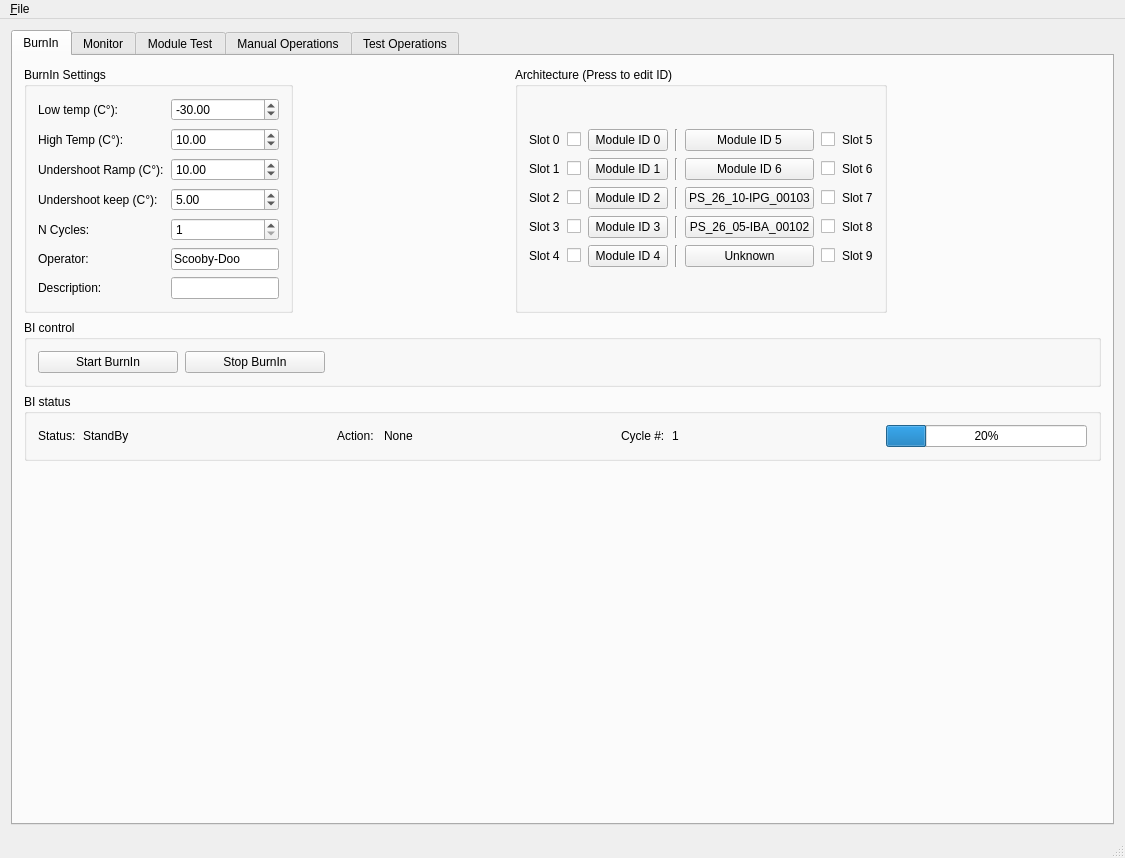
Old version of the form GUI.ui in the repository pisaoutertracker/BurnIn_Controller.
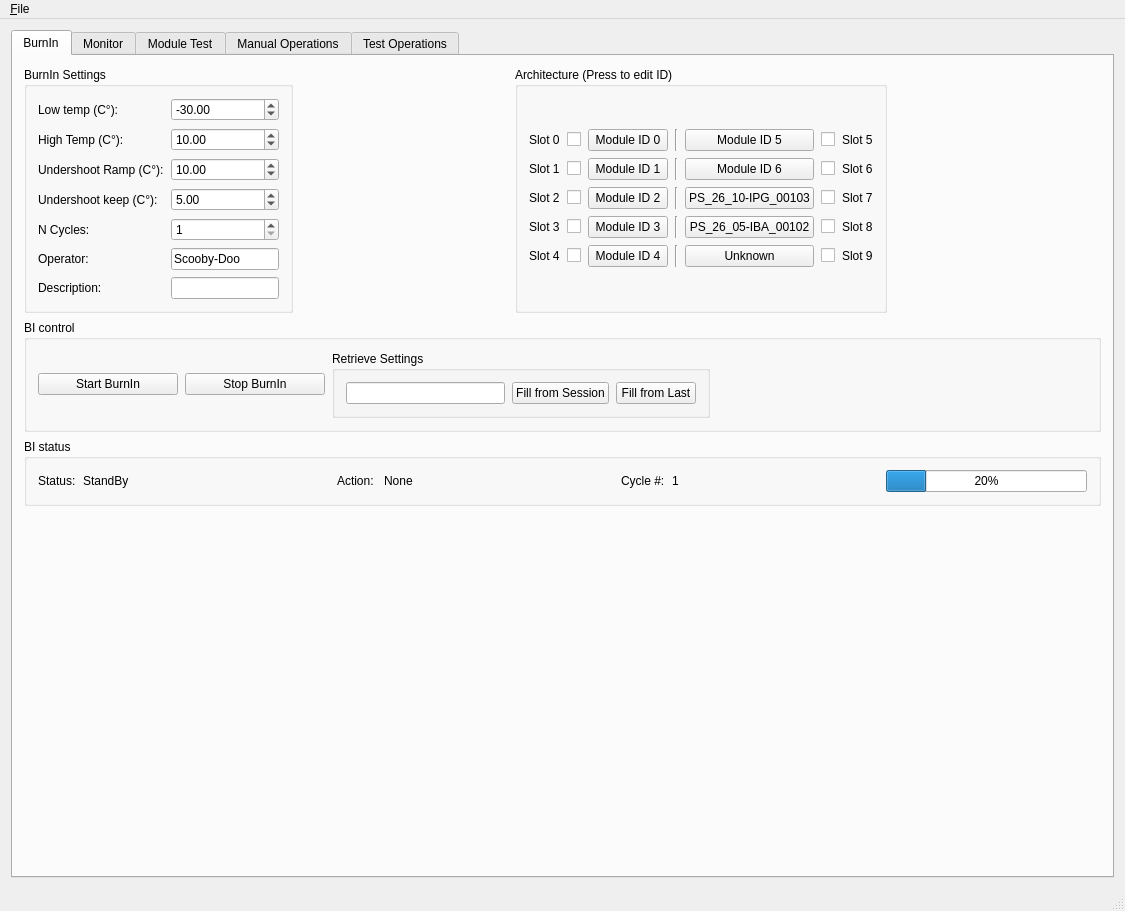
New version of the form. Icons and pictures are not drawn. Custom widgets are drawn as their Qt base class.

Commit message: Added function to update session DB (unused so far), loading BI fields from session (untested)

Patch:
```diff
--- a/GUI.ui
+++ b/GUI.ui
@@ -10,7 +10,7 @@
     <x>0</x>
     <y>0</y>
     <width>1125</width>
-    <height>847</height>
+    <height>911</height>
    </rect>
   </property>
   <property name="font">
@@ -503,6 +503,32 @@
                </property>
               </widget>
              </item>
+             <item>
+              <widget class="QGroupBox" name="groupBox_20">
+               <property name="title">
+                <string>Retrieve Settings</string>
+               </property>
+               <layout class="QHBoxLayout" name="horizontalLayout_16">
+                <item>
+                 <widget class="QLineEdit" name="BI_TargetSesh_line"/>
+                </item>
+                <item>
+                 <widget class="QPushButton" name="BI_LoadSesh_btn">
+                  <property name="text">
+                   <string>Fill from Session</string>
+                  </property>
+                 </widget>
+                </item>
+                <item>
+                 <widget class="QPushButton" name="BI_LoadSesh_btn_2">
+                  <property name="text">
+                   <string>Fill from Last</string>
+                  </property>
+                 </widget>
+                </item>
+               </layout>
+              </widget>
+             </item>
              <item>
               <spacer name="horizontalSpacer_13">
                <property name="orientation">
```
Left out of the diff: 4 changed lines with no effect on the pictures. The commit also changes 3 other files.
